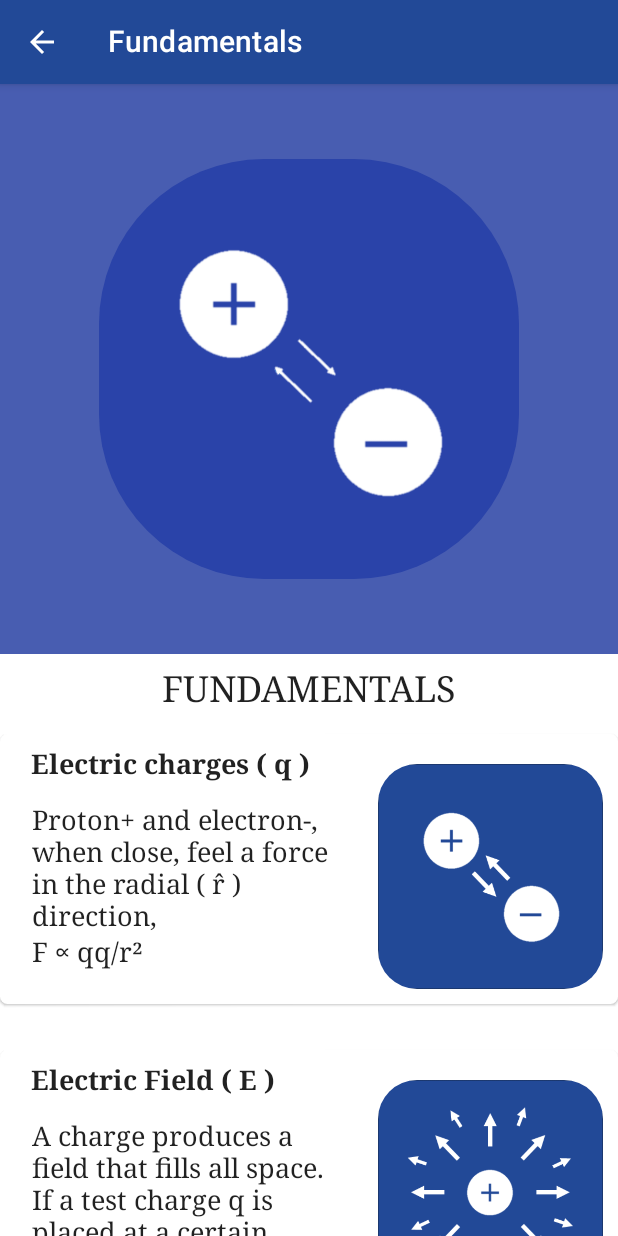
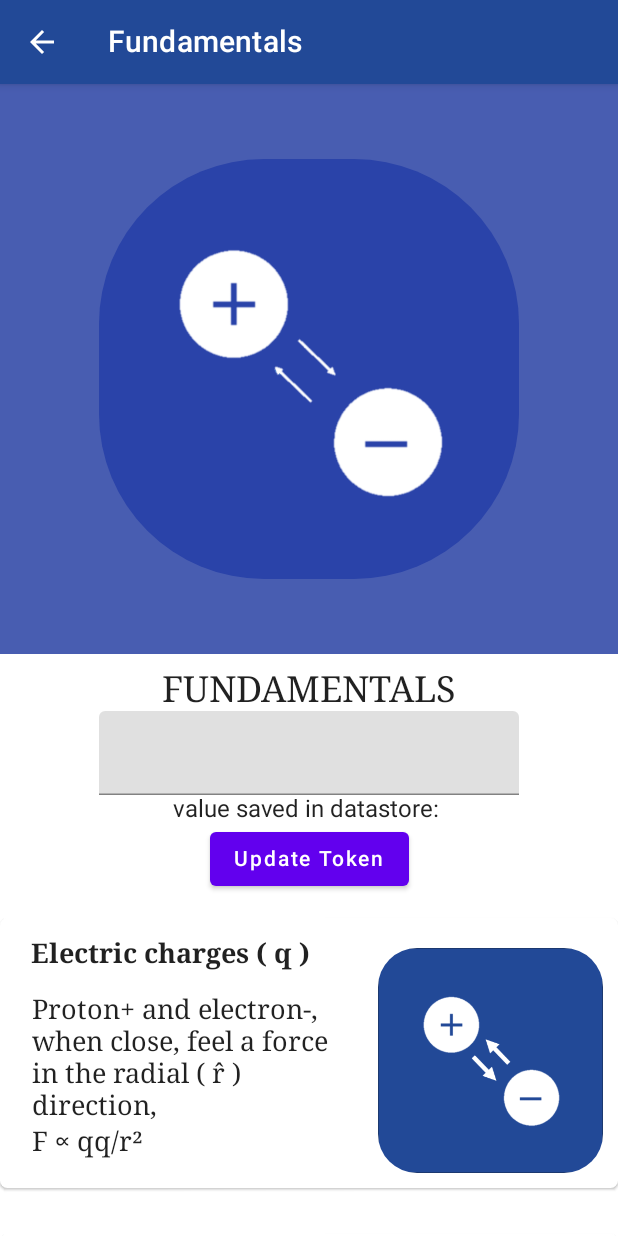
Before and after one commit to Jonathan5579/ElectricityAndMagnetism, an Android app built with Jetpack Compose: the SelectTopicScreen screen opened through its navigation route, after a tap on "Fundamentals", on a phone screen of 412 x 824 dp. Run offline under Robolectric (Android 15) with nearby library versions, the phone set to English and light mode, and no system bars.

Commit message:
Se añadieron iconos, secciones de fundamentals y se empieza a probar la funcionalidad de que los textfield sean guardados en dataStore.
Resta implementar el almacenamiento de todos los textfield de fundamentals en datastore y extraerlos al iniciar la aplicación

```diff
--- a/app/build.gradle
+++ b/app/build.gradle
@@ -48,6 +48,12 @@ android {
 
 dependencies {
 
+    /** Datastore to store strngs locallly */
+    implementation 'org.jetbrains.kotlinx:kotlinx-serialization-json:1.4.1'
+    implementation 'androidx.datastore:datastore-preferences-rxjava2:1.0.0'
+    implementation 'androidx.datastore:datastore-preferences-rxjava3:1.0.0'
+    /**End of Datastore*/
+
     //navigation
     implementation "androidx.navigation:navigation-compose:2.5.3"
     //Viewmodel
--- a/app/src/main/java/com/example/electricityandmagnetism/AppViewModel.kt
+++ b/app/src/main/java/com/example/electricityandmagnetism/AppViewModel.kt
@@ -20,7 +20,10 @@ data class AppUiState(
     /** Fundamentals screen */
     val fundamentalsText: String = "Lecture text",
     val fundamentalCards: MutableList<FundamentalCard> = mutableListOf(),
-    val valForUiUpdate: Int = 0
+    val valForUiUpdate: Int = 0,
+
+    val anyTextHasChanged: Boolean = false,
+    val textFieldVal: String = ""
 )
 
 class AppViewModel: ViewModel() {
@@ -60,7 +63,10 @@ class AppViewModel: ViewModel() {
                 id = cardId,
                 title = "Electrostatic Potential Energy ( µ )",
                 imageId = RDrawableElectrostaticPotentialEnergyIcon,
-                content = "Start with a charge, then bring another charge from infinity to a distance r. µ is the energy that took to assemble that charge together. \nµ ∝ q/r\nGenerally µ = ∫F • dr̂ " //Dot Symbols • ◦ • ‣ ⁃
+                content = "Start with a charge, then bring another charge from infinity to a distance r. µ is the energy that took to assemble that charge together. " +
+                        "\nµ ∝ q/r" +
+                        "\nGenerally µ = ∫F • dr̂" +
+                        "\nElectric field are conservative, which means that the energy to assemble charges is path independent, calculate it tipically from the straight line that join the charges" //Dot Symbols • ◦ • ‣ ⁃
             )
         )
 
@@ -69,7 +75,10 @@ class AppViewModel: ViewModel() {
             FundamentalCard(
                 id = cardId,
                 title = "Electric Potential ( V )",
-                content = "Amount of energy to approach a charge at a distance r per unit charge \nV ∝ q/r\nGenerally V = ∫(F/q) • dr̂ = ∫E • dr̂"
+                imageId = RDrawableElectricPotentialIcon,
+                content = "Amount of energy to approach a charge at a distance r per unit charge " +
+                        "\nV ∝ q/r" +
+                        "\nGenerally V = ∫(F/q) • dr̂ = ∫E • dr̂"
             )
         )
 
@@ -78,6 +87,7 @@ class AppViewModel: ViewModel() {
             FundamentalCard(
                 id = cardId,
                 title = "Equipotential surfaces",
+                imageId = RDrawableEquipotentialSurfacesIcon,
                 content = "for a given charge assembly in space, they produce surfaces that are at the same potential. Equipotential surfaces cannot intersect, that is a violation to conservation of energy." +
                         "\nCharges can move alogn these surfaces without requiring energy."
             )
@@ -88,9 +98,12 @@ class AppViewModel: ViewModel() {
             FundamentalCard(
                 id = cardId,
                 title = "Electric Field and equipotential surfaces",
+                imageId = RDrawableElectricFieldAndEquipotential,
                 content = "Electric field lines will always go trough equipotential surfaces at a perpendicular angle. If not its a contradictory to conservation of energy." +
-                        "\nIn cartesian coordinates they're related by the equation \nE = -∇V\n with spherical coordinates is simply minus the derivative" +
-                        "\nWith this and by the definition of the gradient (points in the direction of maximum increse of function V), you can see that the electric field point towards the value of minor potential"
+                        "\nIn cartesian coordinates they're related by the equation " +
+                        "\nE = -∇V" +
+                        "\nWith spherical coordinates is simply minus the derivative" +
+                        "\nBy the definition of the gradient (points in the direction of maximum increse of function V), you can see that the electric field point towards the value of minor potential"
             )
         )
 
@@ -99,6 +112,7 @@ class AppViewModel: ViewModel() {
             FundamentalCard(
                 id = cardId,
                 title = "Distribution of charge in a conductor",
+                imageId = RDrawableDistributionOfCharges,
                 content = "The surface is an equipotential, but the distribution of charges will only be uniformly distributed if the conductor is a sphere, for any other shape the surface charge density will be higher where the curvature is also high\n" +
                         "\nσ ∝ curvature"
             )
@@ -131,4 +145,18 @@ class AppViewModel: ViewModel() {
 
         }
     }
+
+    fun updateTextFieldValue(string: String){
+        _appState.update { currentState ->
+            currentState.copy(
+                textFieldVal = string,
+                anyTextHasChanged = true,
+                valForUiUpdate = appState.value.valForUiUpdate+1
+            )
+        }
+    }
+
+    fun resetanyTextHasChanged(){
+        _appState.update { cS -> cS.copy(anyTextHasChanged=false) }
+    }
 }
--- a/app/src/main/java/com/example/electricityandmagnetism/ConstantValues.kt
+++ b/app/src/main/java/com/example/electricityandmagnetism/ConstantValues.kt
@@ -14,6 +14,10 @@ const val RDrawableElectricFillerImage = 0
 const val RDrawableElectricCharges = 1
 const val RDrawableElectricField = 2
 const val RDrawableElectrostaticPotentialEnergyIcon = 3
+const val RDrawableElectricPotentialIcon = 4
+const val RDrawableEquipotentialSurfacesIcon = 5
+const val RDrawableElectricFieldAndEquipotential = 6
+const val RDrawableDistributionOfCharges = 7
 
 /**Funciones de apoyo más que de despliegue de UI*/
 @Composable
@@ -25,6 +29,10 @@ fun getDrawableFromFundamentalCard(
         RDrawableElectricCharges -> R.drawable.electric_charges_icon
         RDrawableElectricField -> R.drawable.electric_field_icon
         RDrawableElectrostaticPotentialEnergyIcon -> R.drawable.electrostatic_potential_energy_icon
+        RDrawableElectricPotentialIcon -> R.drawable.electric_potential_icon
+        RDrawableEquipotentialSurfacesIcon -> R.drawable.equipotential_surfaces_icon
+        RDrawableElectricFieldAndEquipotential -> R.drawable.e_field_to_equipotential_icon
+        RDrawableDistributionOfCharges -> R.drawable.distribution_of_charge_icon
         else -> R.drawable.imageplaceholder
     }
 }
--- /dev/null
+++ b/app/src/main/java/com/example/electricityandmagnetism/DataStore/DataStoreFun.kt
@@ -0,0 +1,58 @@
+package com.example.electricityandmagnetism.DataStore
+
+import android.content.Context
+import androidx.compose.material.Button
+import androidx.compose.material.Text
+import androidx.compose.material.TextField
+import androidx.compose.runtime.Composable
+import androidx.compose.runtime.collectAsState
+import androidx.datastore.core.DataStore
+import androidx.datastore.preferences.core.Preferences
+import androidx.datastore.preferences.core.edit
+import androidx.datastore.preferences.core.stringPreferencesKey
+import androidx.datastore.preferences.preferencesDataStore
+import kotlinx.coroutines.CoroutineScope
+import kotlinx.coroutines.Dispatchers
+import kotlinx.coroutines.flow.Flow
+import kotlinx.coroutines.flow.map
+import kotlinx.coroutines.launch
+
+class DataStore(private val context: Context) {
+
+    /** we make sure to wrap the private variables in a companion object so they are not initialized more than once. */
+    companion object {
+        private val Context.dataStore: DataStore<Preferences> by preferencesDataStore("userToken")
+        private val USER_TOKEN_KEY = stringPreferencesKey("user_token")
+    }
+
+    val getAccessToken: Flow<String> = context.dataStore.data.map { preferences ->
+        preferences[USER_TOKEN_KEY] ?: ""
+    }
+
+    suspend fun saveToken(token: String) {
+        context.dataStore.edit { preferences ->
+            preferences[USER_TOKEN_KEY] = token
+        }
+    }
+}
+
+
+
+class DataStore2(private val context: Context) {
+
+    /** we make sure to wrap the private variables in a companion object so they are not initialized more than once. */
+    companion object {
+        private val Context.dataStore: DataStore<Preferences> by preferencesDataStore("userToken")
+        private val USER_TOKEN_KEY = stringPreferencesKey("user_token")
+    }
+
+    val getAccessToken: Flow<String> = context.dataStore.data.map { preferences ->
+        preferences[USER_TOKEN_KEY] ?: ""
+    }
+
+    suspend fun saveToken(token: String) {
+        context.dataStore.edit { preferences ->
+            preferences[USER_TOKEN_KEY] = token
+        }
+    }
+}
--- a/app/src/main/java/com/example/electricityandmagnetism/Drawer/DrawerFunctions.kt
+++ b/app/src/main/java/com/example/electricityandmagnetism/Drawer/DrawerFunctions.kt
@@ -23,6 +23,7 @@ import androidx.compose.ui.unit.dp
 import androidx.compose.ui.unit.sp
 import com.example.electricityandmagnetism.Screens.AppScreens
 import com.example.electricityandmagnetism.R
+import com.example.electricityandmagnetism.TopBarBackgroundColor
 
 
 class DrawerScreenVariables(
@@ -53,7 +54,7 @@ fun Drawer(
     currentScreen: AppScreens
 ) {
     Column(modifier = Modifier
-        .background(color = Color(0xFFFEC928))
+        .background(color = Color(TopBarBackgroundColor))
         .padding(start = 30.dp, top = 30.dp, bottom = 20.dp)
         .fillMaxWidth()
     ) {
@@ -139,7 +140,9 @@ fun drawerOptionYellow(
             .fillMaxWidth()
             //.padding(end = 24.dp)
             .clip(shape = RoundedCornerShape(20.dp))
-            .clickable { onDestinationClicked(screenNameNavigation) }
+            .clickable {
+                //onDestinationClicked(screenNameNavigation)
+            }
             .background(Color(0x34FFE38E))
             .padding(start = 20.dp, top = 5.dp, bottom = 5.dp, end = 20.dp),
         verticalAlignment = Alignment.CenterVertically,
@@ -173,7 +176,9 @@ fun drawerOption(
             .fillMaxWidth()
             //.padding(end = 24.dp)
             .clip(shape = RoundedCornerShape(20.dp))
-            .clickable { onDestinationClicked(screenNameNavigation) }
+            .clickable {
+                //onDestinationClicked(screenNameNavigation)
+            }
             .padding(start = 20.dp, top = 5.dp, bottom = 5.dp, end = 20.dp),
         verticalAlignment = Alignment.CenterVertically,
     ) {
--- a/app/src/main/java/com/example/electricityandmagnetism/Screens/Fundamentals/Fundamentals.kt
+++ b/app/src/main/java/com/example/electricityandmagnetism/Screens/Fundamentals/Fundamentals.kt
@@ -1,7 +1,9 @@
 package com.example.electricityandmagnetism.Screens.Fundamentals
 
+import android.content.Context
 import androidx.compose.foundation.*
 import androidx.compose.foundation.layout.*
+import androidx.compose.foundation.shape.CircleShape
 import androidx.compose.foundation.shape.RoundedCornerShape
 import androidx.compose.material.*
 import androidx.compose.runtime.*
@@ -9,6 +11,7 @@ import androidx.compose.ui.Alignment
 import androidx.compose.ui.Modifier
 import androidx.compose.ui.graphics.Color
 import androidx.compose.ui.layout.ContentScale
+import androidx.compose.ui.platform.LocalContext
 import androidx.compose.ui.res.painterResource
 import androidx.compose.ui.text.TextStyle
 import androidx.compose.ui.text.font.FontFamily
@@ -17,18 +20,19 @@ import androidx.compose.ui.unit.Dp
 import androidx.compose.ui.unit.dp
 import androidx.compose.ui.unit.sp
 import com.example.electricityandmagnetism.*
+import com.example.electricityandmagnetism.DataStore.DataStore
 import com.example.electricityandmagnetism.R
+import kotlinx.coroutines.CoroutineScope
+import kotlinx.coroutines.Dispatchers
+import kotlinx.coroutines.launch
 
 @Composable
 fun Fundamentals(
     appViewModel: AppViewModel,
     navigateNextScreen: () -> Unit
 ) {
-    /*
-    val lateralWeight = 8f
-    val contentWeight = 100 - lateralWeight
+
     val appState by appViewModel.appState.collectAsState()
-    */
 
     Column(
         modifier = Modifier
@@ -52,6 +56,41 @@ fun Fundamentals(
 
         Spacer(modifier = Modifier.height(40.dp))
     }
+    if (appState.anyTextHasChanged){
+        val dataStore = DataStore(LocalContext.current)
+
+        Box(modifier = Modifier.fillMaxSize()
+            .padding(20.dp)
+        ){
+            Box(modifier = Modifier
+                .background(Color(0xFF000000), shape = CircleShape)
+                .size(height = 50.dp, width = 150.dp)
+                .align(Alignment.TopEnd)
+                .clickable {
+                    CoroutineScope(Dispatchers.IO).launch {
+                        val stringToSave = appState.textFieldVal
+                        dataStore.saveToken(stringToSave)
+                        appViewModel.resetanyTextHasChanged()
+                    }
+                },
+                contentAlignment = Alignment.Center
+            ){
+                Row(modifier = Modifier.align(Alignment.Center)
+                    .padding(10.dp)
+                    , verticalAlignment = Alignment.CenterVertically
+                ) {
+                    Image(
+                        painter = painterResource(id = R.drawable.baseline_save_24),
+                        contentDescription = null,
+                        modifier = Modifier.size(30.dp)
+                    )
+                    Text("Save Content", fontSize = 14.sp, color = Color.White,
+                    modifier = Modifier.padding(start = 10.dp))
+                }
+
+            }
+        }
+    }
 }
 
 
@@ -64,15 +103,60 @@ fun FundamentalsTitleAndContent(
     val appState by appViewModel.appState.collectAsState()
     FundamentalsTitle()
 
+    updatedSavedValue(
+        context = LocalContext.current,
+        appViewModel = appViewModel
+    )
+
     for (card in appState.fundamentalCards){
         if (card.id == 2) HorizontalBreak()
 
-        NewFundamentalsCard(
-            appViewModel = appViewModel,
-            fundamentalCard = card
-        )
+        if (card.content.length < 250 ){
+            HorizontalFundamentalsCard(
+                appViewModel = appViewModel,
+                fundamentalCard = card
+            )
+        }else{
+            VerticalFundamentalCard(
+                appViewModel = appViewModel,
+                fundamentalCard = card
+            )
+        }
+
     }
 }
+
+@Composable
+fun updatedSavedValue(
+    context: Context,
+    appViewModel: AppViewModel
+){
+    val appState by appViewModel.appState.collectAsState()
+    val tokenValue = appState.textFieldVal
+
+    val dataStore = DataStore(context)
+    val tokenText = dataStore.getAccessToken.collectAsState(initial = "")
+
+    TextField(
+        value = tokenValue,
+        onValueChange = {
+            appViewModel.updateTextFieldValue(it)
+        },
+    )
+    Text(text = "value saved in datastore: ${tokenText.value}")
+
+    Button(
+        onClick = {
+            CoroutineScope(Dispatchers.IO).launch {
+                val stringToSave = appState.textFieldVal
+                dataStore.saveToken(stringToSave)
+            }
+        }
+    ) {
+        Text(text = "Update Token")
+    }
+}
+
 
 
 @Composable
@@ -83,10 +167,14 @@ fun FundamentalsTitle(
         horizontalAlignment = Alignment.CenterHorizontally
     ){
 
-        Box(modifier = Modifier.fillMaxWidth().background(Color(0xFF485DB1))
+        Box(modifier = Modifier
+            .fillMaxWidth()
+            .background(Color(0xFF485DB1))
         ){
             Card(
-                modifier = Modifier.padding(50.dp).align(Alignment.Center),
+                modifier = Modifier
+                    .padding(50.dp)
+                    .align(Alignment.Center),
                 elevation = 0.dp,
                 //border = BorderStroke(width = ),
                 shape = RoundedCornerShape(110.dp),
@@ -116,7 +204,67 @@ fun FundamentalsTitle(
 
 @ExperimentalMaterialApi
 @Composable
-fun NewFundamentalsCard(
+fun VerticalFundamentalCard(
+    appViewModel: AppViewModel,
+    fundamentalCard: FundamentalCard,
+){
+    Card(
+        //modifier = Modifier.padding(horizontal = 10.dp, vertical = 15.dp),
+        modifier = Modifier.padding(vertical = 15.dp),
+        elevation = 1.dp,
+        shape = RoundedCornerShape(5.dp),
+        onClick = {
+        }
+    ) {
+        Box(
+        ){
+            Column(
+                modifier = Modifier
+                    .fillMaxWidth()
+                    .align(Alignment.CenterStart)
+                    //.background(Color(0xFFFFFFFF))
+                    .padding(start = 5.dp, end = 0.dp, top = 10.dp),
+                horizontalAlignment = Alignment.CenterHorizontally
+            ) {
+
+                Text(text = fundamentalCard.title,
+                    modifier = Modifier.padding(start = 15.dp),
+                    fontSize = 18.sp,
+                    fontWeight = FontWeight.ExtraBold,
+                    //color = Color(textTitleColor),
+                    fontFamily = FontFamily.Serif
+                )
+
+                FundamentalCardContentText(
+                    cardId = fundamentalCard.id,
+                    text = fundamentalCard.content,
+                    appViewModel = appViewModel
+                )
+
+                val imageid = getDrawableFromFundamentalCard(imageid = fundamentalCard.imageId)
+                Card(
+                    elevation = 0.dp,
+                    shape = RoundedCornerShape(26.dp),
+                    modifier = Modifier.padding( 10.dp)
+                ) {
+                    Image(
+                        painter = painterResource(id = imageid),
+                        contentDescription = "layer icon description",
+                        contentScale = ContentScale.FillBounds, // crop the image if it's not a square
+                        modifier = Modifier
+                            .size(150.dp)
+                            .weight(40f)
+                    )
+                }
+            }
+        }
+    }
+}
+
+/** The original card*/
+@ExperimentalMaterialApi
+@Composable
+fun HorizontalFundamentalsCard(
     appViewModel: AppViewModel,
     fundamentalCard: FundamentalCard,
 ){
@@ -139,6 +287,7 @@ fun NewFundamentalsCard(
                 horizontalAlignment = Alignment.CenterHorizontally
             ) {
                 Row(
+                    verticalAlignment = Alignment.CenterVertically
                 ) {
                     Column(modifier = Modifier.weight(60f)
                     ) {
@@ -167,12 +316,13 @@ fun NewFundamentalsCard(
                             painter = painterResource(id = imageid),
                             contentDescription = "layer icon description",
                             contentScale = ContentScale.FillBounds, // crop the image if it's not a square
-                            modifier = Modifier.size(150.dp).weight(40f)
+                            modifier = Modifier
+                                .size(150.dp)
+                                .weight(40f)
                         )
                     }
                 }
             }
-
         }
     }
 }
--- /dev/null
+++ b/app/src/main/res/drawable/baseline_save_24.xml
@@ -0,0 +1,5 @@
+<vector android:height="24dp" android:tint="#FFFFFF"
+    android:viewportHeight="24" android:viewportWidth="24"
+    android:width="24dp" xmlns:android="http://schemas.android.com/apk/res/android">
+    <path android:fillColor="@android:color/white" android:pathData="M17,3L5,3c-1.11,0 -2,0.9 -2,2v14c0,1.1 0.89,2 2,2h14c1.1,0 2,-0.9 2,-2L21,7l-4,-4zM12,19c-1.66,0 -3,-1.34 -3,-3s1.34,-3 3,-3 3,1.34 3,3 -1.34,3 -3,3zM15,9L5,9L5,5h10v4z"/>
+</vector>
```
Also changed, not shown: app/src/main/res/drawable-mdpi/distribution_of_charge_icon.png (added), app/src/main/res/drawable-mdpi/e_field_to_equipotential_icon.png (added), app/src/main/res/drawable-mdpi/electric_potential_icon.png (added), app/src/main/res/drawable-mdpi/equipotential_surfaces_icon.png (added).
